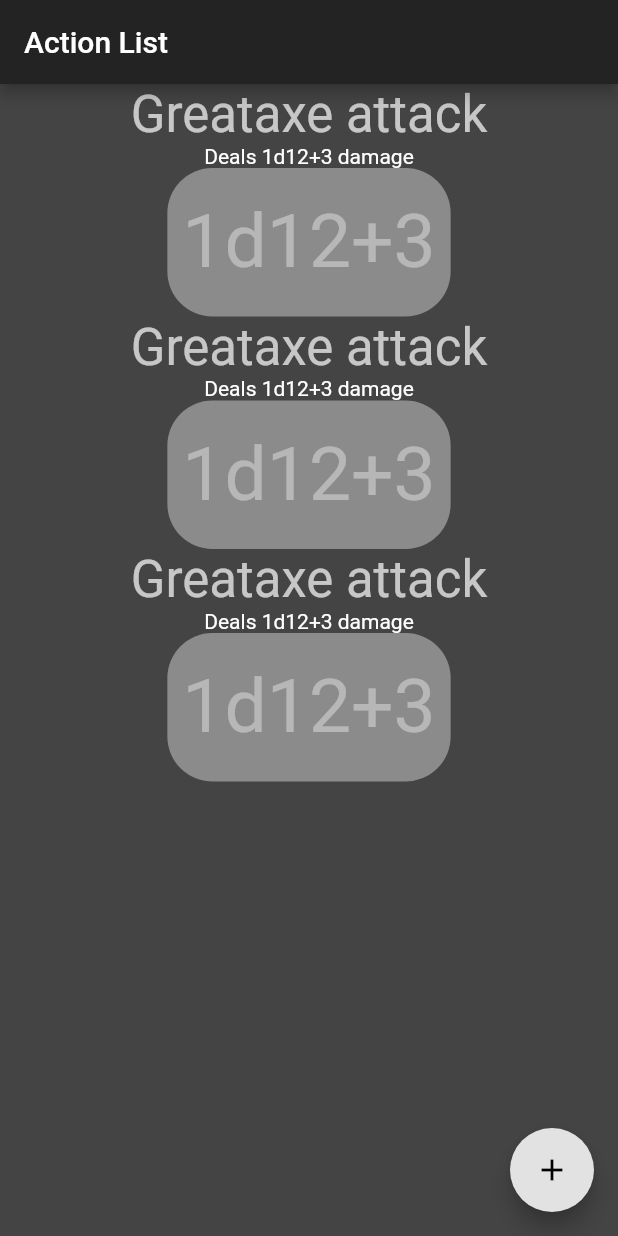
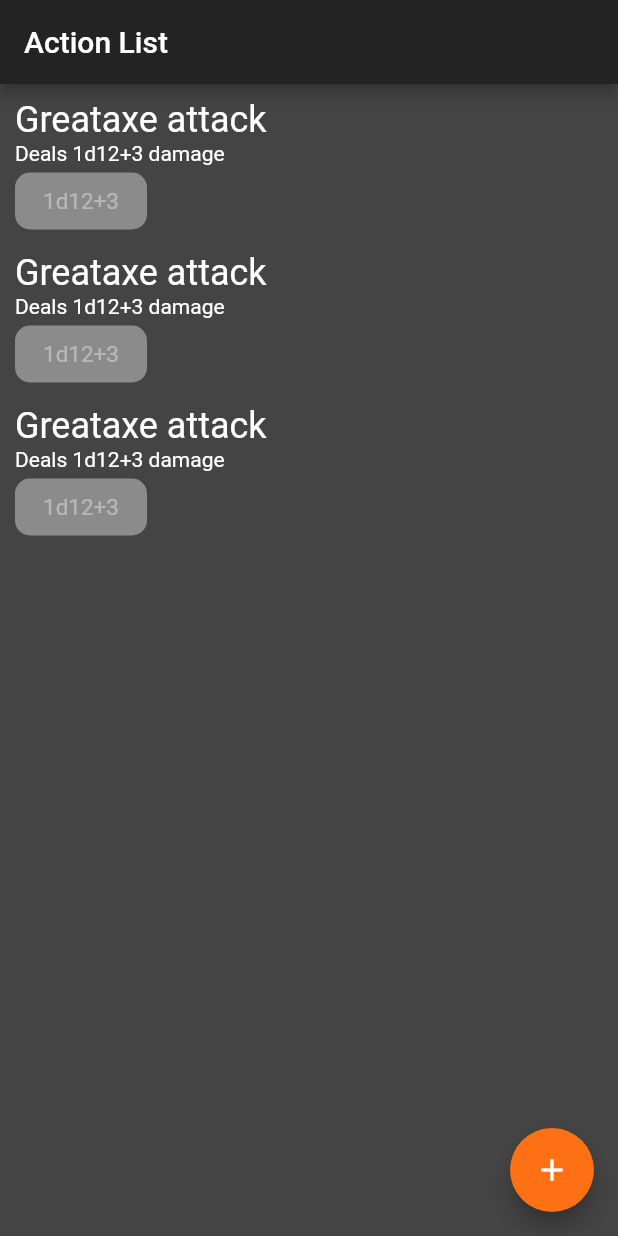
Before and after one commit to filip-wan/rpg_manager_flutter, a Flutter app: the screen it shows after launch, on a phone screen of 412 x 824 dp. Run offline on Flutter 3.47's test engine with Material 2 defaults, Android fonts, the phone set to English and light mode, and no system bars.

Commit message:
Improve action list layout. Improve font colors and floating button color
Todo: change button background to colors['primary'] and button text color to white

```diff
--- a/lib/styles/colors.dart
+++ b/lib/styles/colors.dart
@@ -3,6 +3,6 @@ import 'package:flutter/material.dart';
 Map<String, Color> colors = {
   "background": Color(0xff444444), // #444
   "navbar": Color(0xff232323), // #232323
-  "text": Color(0xffe2e2e2), // #e2e2e2
-  "button": Color(0xfffd7014), // #fd7014
+  "text": Color(0xffffffff), // #fff
+  "primary": Color(0xfffd7014), // #fd7014
 };
--- a/lib/styles/theme.dart
+++ b/lib/styles/theme.dart
@@ -8,9 +8,14 @@ ThemeData buildThemeData() => ThemeData(
         brightness: Brightness.dark,
       ),
       buttonTheme: ButtonThemeData(
-        buttonColor: colors["button"],
-        shape: RoundedRectangleBorder(borderRadius: BorderRadius.circular(30)),
-        padding: EdgeInsets.symmetric(vertical: 20.0, horizontal: 10.0),
+        buttonColor: colors["primary"],
+        // colorScheme: //TODO
+        shape: RoundedRectangleBorder(borderRadius: BorderRadius.circular(10)),
+        padding: EdgeInsets.symmetric(vertical: 10.0, horizontal: 10.0),
+      ),
+      floatingActionButtonTheme: FloatingActionButtonThemeData(
+        backgroundColor: colors["primary"],
+        foregroundColor: colors["text"],
       ),
       textTheme: TextTheme(
         headline1: TextStyle(
@@ -20,15 +25,18 @@ ThemeData buildThemeData() => ThemeData(
         headline2: TextStyle(
           fontSize: 60,
           fontWeight: FontWeight.normal,
-              color: colors["text"]),
+          color: colors["text"],
+        ),
         button: TextStyle(
-            fontSize: 50,
+          fontSize: 15,
           fontWeight: FontWeight.normal,
-          )),
+          color: colors["text"],
+        ),
+      ),
       brightness: Brightness.dark,
       backgroundColor: colors["background"],
       primaryColor: colors["background"],
       accentColor: colors["text"],
       canvasColor: colors["background"],
-      buttonColor: colors["button"],
+      buttonColor: colors["primary"],
     );
--- a/lib/widgets/action_item.dart
+++ b/lib/widgets/action_item.dart
@@ -1,4 +1,5 @@
 import 'package:flutter/material.dart';
+import 'package:flutter/rendering.dart';
 import 'package:rpg_manager_flutter/models/action_model.dart';
 
 class ActionItem extends StatelessWidget {
@@ -8,12 +9,19 @@ class ActionItem extends StatelessWidget {
 
   @override
   Widget build(BuildContext context) {
-    return Column(
+    return Row(
+      mainAxisAlignment: MainAxisAlignment.center,
+      children: <Widget>[
+        Expanded(
+            child: Container(
+          margin: EdgeInsets.fromLTRB(10, 10, 10, 0),
+          child: Column(
             mainAxisAlignment: MainAxisAlignment.start,
+            crossAxisAlignment: CrossAxisAlignment.start,
             children: <Widget>[
               Text(
                 model.name,
-          style: Theme.of(context).textTheme.headline4,
+                style: Theme.of(context).textTheme.headline5,
               ),
               Text(model.description),
               RaisedButton(
@@ -21,6 +29,9 @@ class ActionItem extends StatelessWidget {
                 child: Text(model.diceEquation),
               ),
             ],
+          ),
+        )),
+      ],
     );
   }
 }
```
Lines whose indentation alone changed are shown as unchanged.
